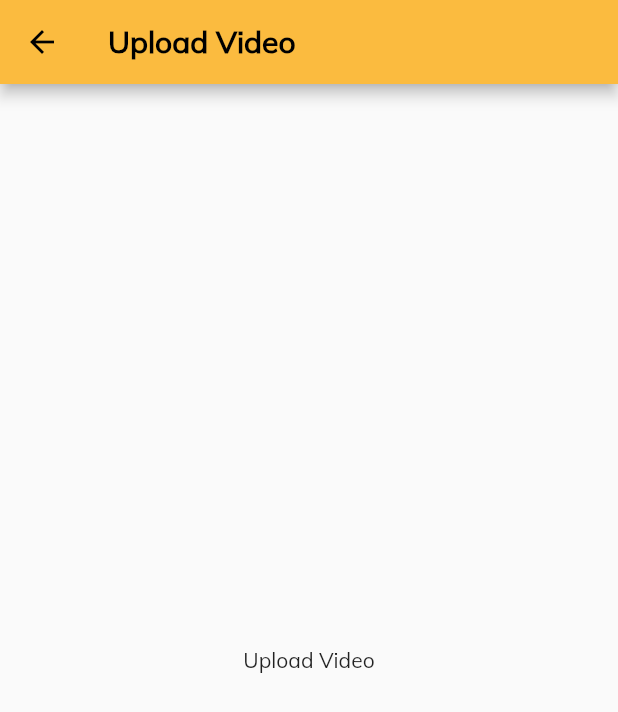
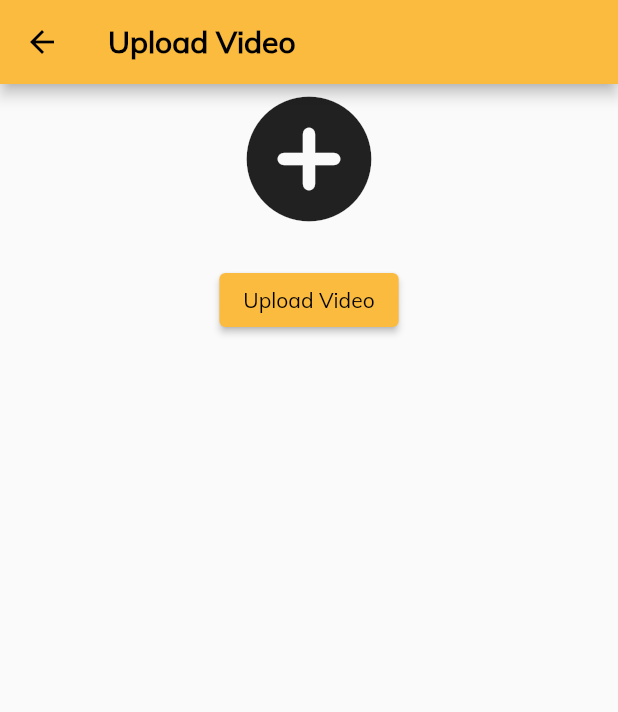
Before and after one commit to Arquitectura-De-Software-Emergentes/Mobile, a Flutter app: the UploadVideoTeacherScreen screen opened directly, on a phone screen of 412 x 824 dp. Shown: the top 712 px of the screen. Run offline on Flutter 3.47's test engine with Material 2 defaults, Android fonts, the phone set to English and light mode, and no system bars; our stand-ins replace equatable, flutter_bloc, formz, get_it, line_awesome_flutter.

Commit message:
feat(video): Add button and text

```diff
--- a/lib/common/widgets/custom_drawer.dart
+++ b/lib/common/widgets/custom_drawer.dart
@@ -1,4 +1,5 @@
 import 'package:flutter/material.dart';
+import 'package:teacher_finder/interviews/presentation/upload_video_teacher_screen.dart';
 import 'package:teacher_finder/main.dart';
 import 'package:teacher_finder/offers/presentation/offers_list/offers_list_screen.dart';
 import 'package:teacher_finder/profiles/presentation/profile_teacher/profile_teacher_screen.dart';
@@ -41,6 +42,7 @@ class CustomDrawer extends StatelessWidget {
               drawerOption(context, 'Home', OffersListScreen(), Icons.home),
               drawerOption(context, 'Profile', const ProfileTeacherScreen(),
                   Icons.person),
+              drawerOption(context, 'Video', UploadVideoTeacherScreen(), Icons.video_call),
               Divider(
                 color: Colors.white.withOpacity(0.5),
                 height: 10,
--- a/lib/interviews/presentation/upload_video_teacher_screen.dart
+++ b/lib/interviews/presentation/upload_video_teacher_screen.dart
@@ -16,8 +16,19 @@ class _UploadVideoTeacherScreenState extends State<UploadVideoTeacherScreen> {
         title: 'Upload Video',
       ),
       body: Center(
-        child: Text('Upload Video'),
-      ),
+        child: Container(
+          child:Column(
+            children: [
+              Icon(Icons.add_circle_rounded, size: 100,),
+              SizedBox(height: 20,),
+              ElevatedButton(onPressed: ()
+                    { },
+                    child: Text('Upload Video')
+                  )
+            ],
+          )
+        )
+        ),
       );
   }
 }
```
